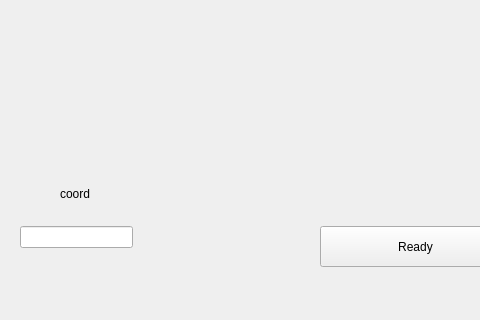
Qt form ModernCppProject/HTTPClient/GUI/Game.ui (Codreanu-Alexandru/ProjectModernCpp) before a commit; both pictures show x 0 to 480 and y 194 to 514 of the 864 by 514 pixel window.
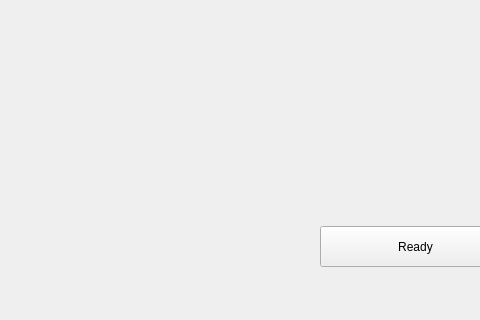
The same form after that commit.

What changed in the file:
```diff
--- a/ModernCppProject/HTTPClient/GUI/Game.ui
+++ b/ModernCppProject/HTTPClient/GUI/Game.ui
@@ -141,27 +141,17 @@
      <string>Ready</string>
     </property>
    </widget>
-   <widget class="QLineEdit" name="regionSelect">
+   <widget class="QLabel" name="Player3Username">
     <property name="geometry">
      <rect>
-      <x>20</x>
-      <y>420</y>
-      <width>113</width>
-      <height>22</height>
-     </rect>
-    </property>
-   </widget>
-   <widget class="QLabel" name="buttonCoord">
-    <property name="geometry">
-     <rect>
-      <x>60</x>
-      <y>380</y>
-      <width>49</width>
-      <height>16</height>
+      <x>30</x>
+      <y>350</y>
+      <width>71</width>
+      <height>31</height>
      </rect>
     </property>
     <property name="text">
-     <string>coord</string>
+     <string/>
     </property>
    </widget>
   </widget>
```
Left out of the diff: 13 changed lines with no effect on the pictures.
